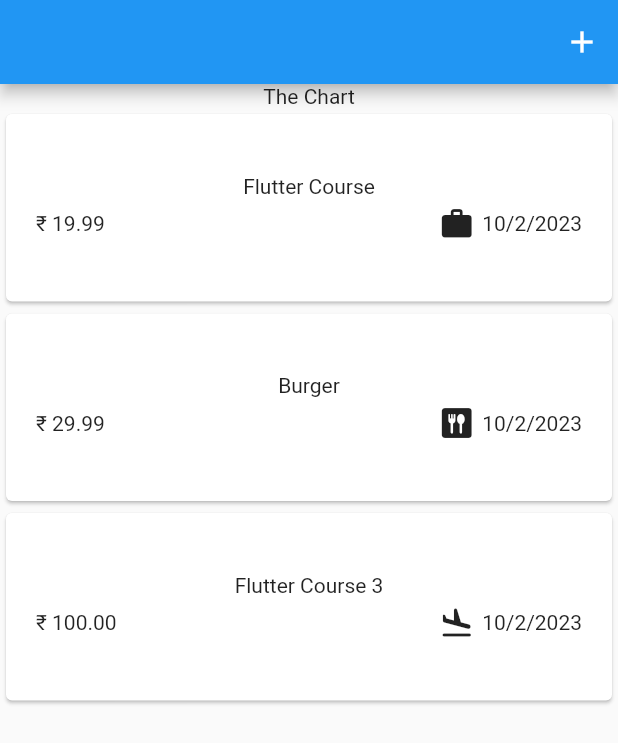
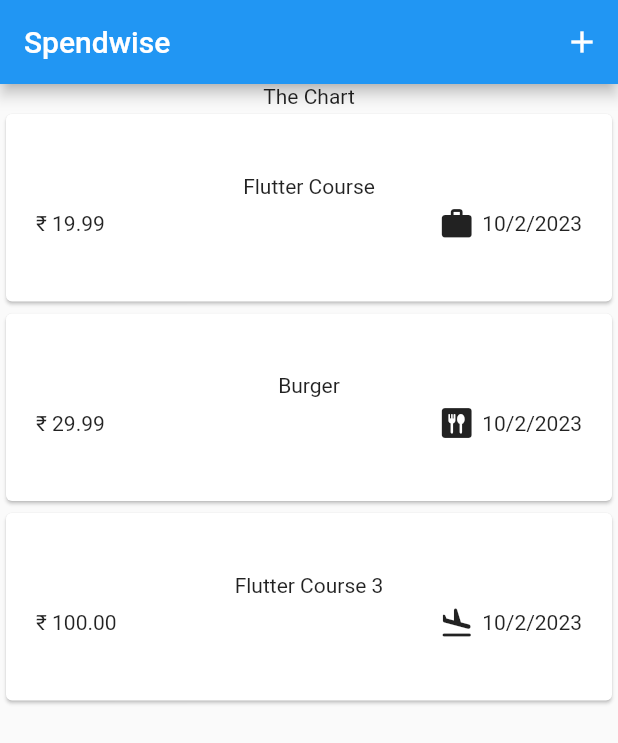
Before and after one commit to AsimRoyChowdhury/spendwise, a Flutter app: the screen it shows after launch, on a phone screen of 412 x 824 dp. Shown: the top 743 px of the screen. Run offline on Flutter 3.47's test engine with Material 2 defaults, Android fonts, the phone set to English and light mode, and no system bars.

Commit message:
Created removing and adding new expenses method

```diff
--- a/lib/widgets/expenses.dart
+++ b/lib/widgets/expenses.dart
@@ -35,16 +35,40 @@ class _ExpensesState extends State<Expenses> {
   ];
 
   void _openAddExpenseOverlay() {
-     showModalBottomSheet(
+    showModalBottomSheet(
       context: context,
-      builder: (ctx) => const NewExpense() ,
+      builder: (ctx) => NewExpense(_addExpense),
+      isScrollControlled: true,
     );
+  }
+
+  void _addExpense(Expense expense) {
+    setState(() {
+      _registeredExpenses.add(expense);
+    });
+  }
+
+  void _removeExpense(Expense expense) {
+    setState(() {
+      _registeredExpenses.remove(expense);
+    });
   }
 
   @override
   Widget build(context) {
+    Widget mainContent = _registeredExpenses.isNotEmpty
+        ? ExpensesList(
+            expenses: _registeredExpenses,
+            removeExpense: _removeExpense,
+          )
+        : const Center(
+            child: Text('Start Adding Some Expenses'),
+          );
+
+    print('Registered expenses length: ${_registeredExpenses.length}');
     return Scaffold(
       appBar: AppBar(
+        title: const Text('Spendwise'),
         actions: [
           IconButton(
             onPressed: _openAddExpenseOverlay,
@@ -56,7 +80,7 @@ class _ExpensesState extends State<Expenses> {
         children: [
           const Text('The Chart'),
           Expanded(
-            child: ExpensesList(expenses: _registeredExpenses),
+            child: mainContent,
           ),
         ],
       ),
```
